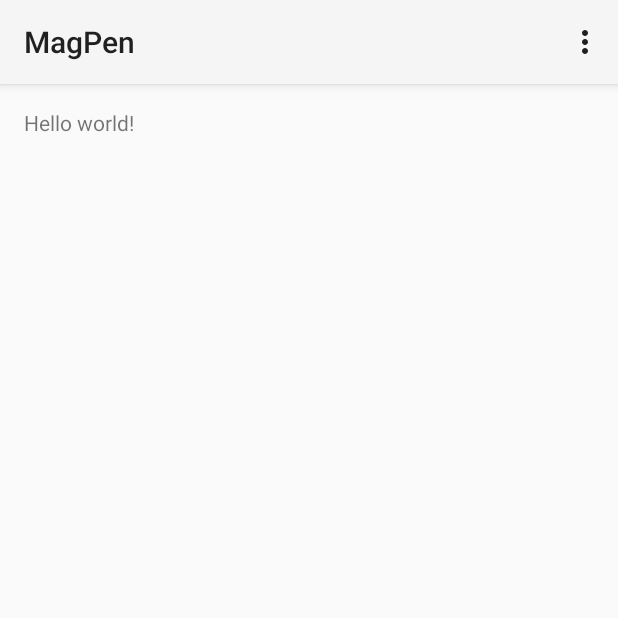
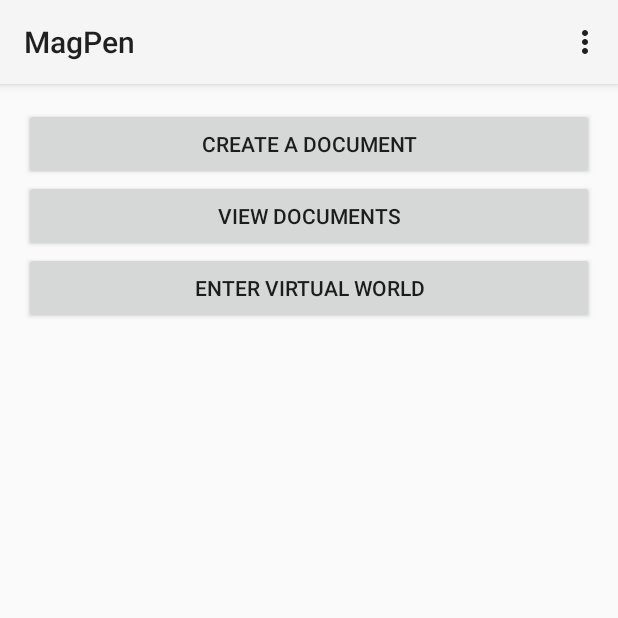
Before and after one commit to thesaadismail/magpen, an Android app: the screen it shows after launch (MainActivity), on a phone screen of 412 x 824 dp, the top half of it. Run offline under Robolectric (Android 15) with nearby library versions, the phone set to English and light mode, and no system bars; our stand-ins replace ButterKnife.

```diff
--- a/app/build.gradle
+++ b/app/build.gradle
@@ -21,4 +21,5 @@ android {
 
 dependencies {
     compile fileTree(dir: 'libs', include: ['*.jar'])
+    compile 'com.jakewharton:butterknife:6.0.0'
 }
--- a/app/src/main/AndroidManifest.xml
+++ b/app/src/main/AndroidManifest.xml
@@ -8,7 +8,7 @@
         android:label="@string/app_name"
         android:theme="@style/AppTheme" >
         <activity
-            android:name=".MainActivity"
+            android:name=".activity.MainActivity"
             android:label="@string/app_name" >
             <intent-filter>
                 <action android:name="android.intent.action.MAIN" />
--- a/app/src/main/java/com/gatech/magpen/MainActivity.java
+++ b/app/src/main/java/com/gatech/magpen/activity/MainActivity.java
@@ -1,8 +1,9 @@
-package com.gatech.magpen;
+package com.gatech.magpen.activity;
 
 import android.app.Activity;
 import android.app.ActionBar;
 import android.app.Fragment;
+import android.app.FragmentTransaction;
 import android.os.Bundle;
 import android.view.LayoutInflater;
 import android.view.Menu;
@@ -10,7 +11,11 @@ import android.view.MenuItem;
 import android.view.View;
 import android.view.ViewGroup;
 import android.os.Build;
+import android.widget.Button;
 
+import com.gatech.magpen.R;
+import com.gatech.magpen.fragment.MainFragment;
+import com.gatech.magpen.fragment.NewDocumentFragment;
 
 
 public class MainActivity extends Activity {
@@ -21,7 +26,7 @@ public class MainActivity extends Activity {
         setContentView(R.layout.activity_main);
         if (savedInstanceState == null) {
             getFragmentManager().beginTransaction()
-                    .add(R.id.container, new PlaceholderFragment())
+                    .add(R.id.container, new MainFragment())
                     .commit();
         }
     }
@@ -46,19 +51,4 @@ public class MainActivity extends Activity {
         return super.onOptionsItemSelected(item);
     }
 
-    /**
-     * A placeholder fragment containing a simple view.
-     */
-    public static class PlaceholderFragment extends Fragment {
-
-        public PlaceholderFragment() {
-        }
-
-        @Override
-        public View onCreateView(LayoutInflater inflater, ViewGroup container,
-                Bundle savedInstanceState) {
-            View rootView = inflater.inflate(R.layout.fragment_main, container, false);
-            return rootView;
-        }
-    }
 }
--- /dev/null
+++ b/app/src/main/java/com/gatech/magpen/fragment/MainFragment.java
@@ -0,0 +1,34 @@
+package com.gatech.magpen.fragment;
+
+import android.app.Fragment;
+import android.app.FragmentTransaction;
+import android.os.Bundle;
+import android.view.LayoutInflater;
+import android.view.View;
+import android.view.ViewGroup;
+import android.widget.Button;
+
+import com.gatech.magpen.R;
+
+import butterknife.ButterKnife;
+import butterknife.OnClick;
+
+public class MainFragment extends Fragment {
+
+    @Override
+    public View onCreateView(LayoutInflater inflater, ViewGroup container,
+                             Bundle savedInstanceState) {
+        View rootView = inflater.inflate(R.layout.fragment_main, container, false);
+        ButterKnife.inject(this, rootView);
+        return rootView;
+    }
+
+    @OnClick(R.id.createNewDocumentButton)
+    public void createNewDocumentButtonClick(View v) {
+        FragmentTransaction ft = getFragmentManager().beginTransaction();
+        ft.replace(R.id.container, new NewDocumentFragment());
+        ft.setTransition(FragmentTransaction.TRANSIT_FRAGMENT_FADE);
+        ft.addToBackStack(null);
+        ft.commit();
+    }
+}
--- a/app/src/main/res/layout/fragment_main.xml
+++ b/app/src/main/res/layout/fragment_main.xml
@@ -8,9 +8,36 @@
     android:paddingBottom="@dimen/activity_vertical_margin"
     tools:context=".MainActivity$PlaceholderFragment">
 
-    <TextView
-        android:text="@string/hello_world"
+    <Button
         android:layout_width="wrap_content"
-        android:layout_height="wrap_content" />
+        android:layout_height="wrap_content"
+        android:text="Create a Document"
+        android:id="@+id/createNewDocumentButton"
+        android:layout_alignParentLeft="true"
+        android:layout_alignParentStart="true"
+        android:layout_alignParentRight="true"
+        android:layout_alignParentEnd="true" />
+
+    <Button
+        android:layout_width="wrap_content"
+        android:layout_height="wrap_content"
+        android:text="View Documents"
+        android:id="@+id/viewDocumentsButton"
+        android:layout_below="@+id/createNewDocumentButton"
+        android:layout_alignParentRight="true"
+        android:layout_alignParentEnd="true"
+        android:layout_alignParentLeft="true"
+        android:layout_alignParentStart="true" />
+
+    <Button
+        android:layout_width="wrap_content"
+        android:layout_height="wrap_content"
+        android:text="Enter Virtual World"
+        android:id="@+id/virtualWorldButton"
+        android:layout_below="@+id/viewDocumentsButton"
+        android:layout_alignRight="@+id/viewDocumentsButton"
+        android:layout_alignEnd="@+id/viewDocumentsButton"
+        android:layout_alignParentLeft="true"
+        android:layout_alignParentStart="true" />
 
 </RelativeLayout>
```
Also changed, not shown: app/src/main/java/com/gatech/magpen/fragment/NewDocumentFragment.java (added, +25 -0 lines), app/src/main/java/com/gatech/magpen/view/DrawingView.java (added, +85 -0 lines), app/src/main/res/layout/fragment_new_document.xml (added, +20 -0 lines), 1 other file.
